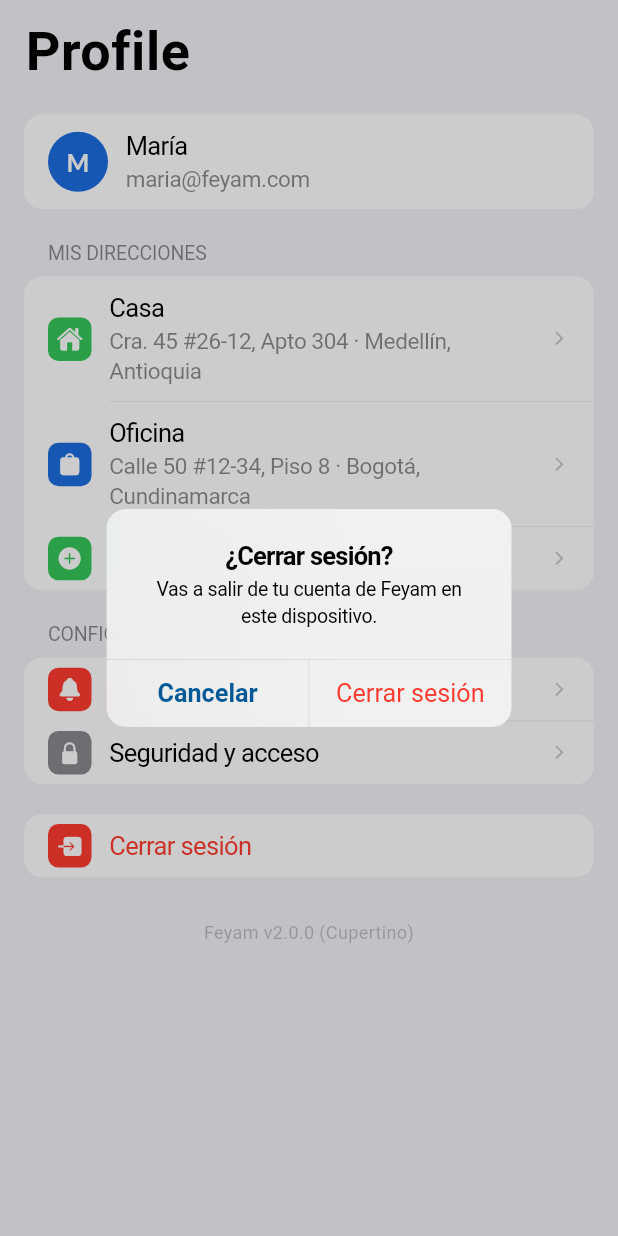
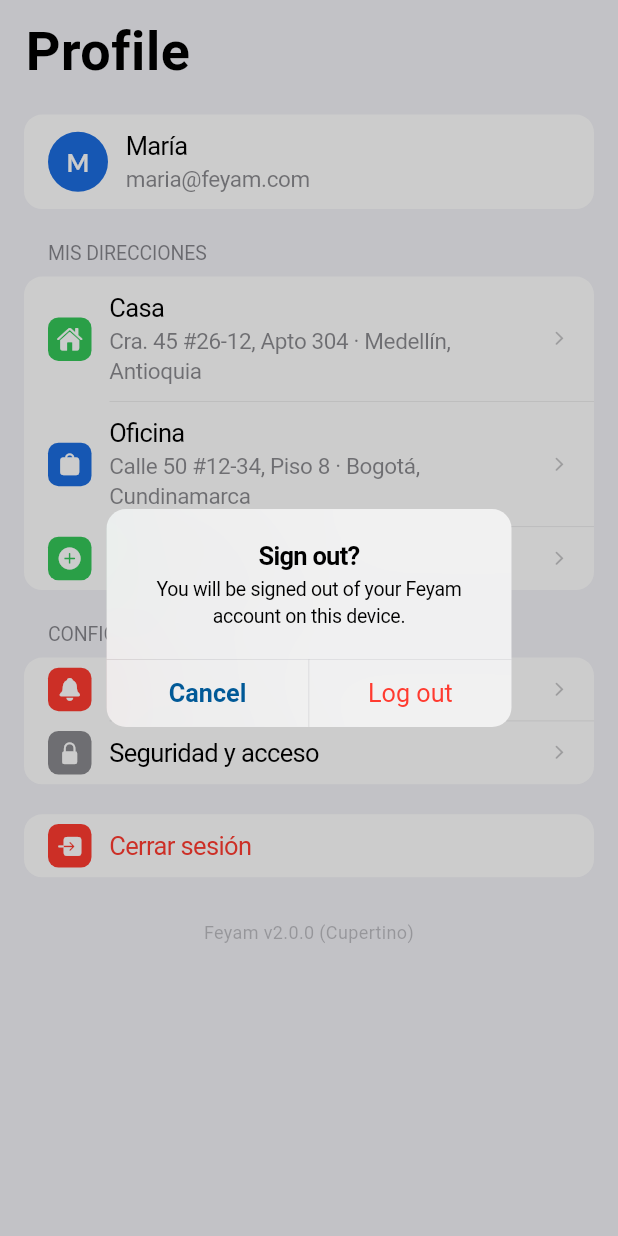
Before and after one commit to FeyamBackend/feyam_app, a Flutter app: the _CupertinoProfileContent widget shown alone on an empty page, opened directly, after a tap on "Cerrar sesión", on a phone screen of 412 x 824 dp. Run offline on Flutter 3.47's test engine with Material 3 defaults, Android fonts, the phone set to English and light mode, and no system bars; our stand-ins replace equatable, flutter_bloc, flutter_secure_storage, get_it, google_fonts; missing offline and left inert: flutter_appauth; accounts and stored records are empty.

Commit message:
feat> add logout

```diff
--- a/lib/features/profile/presentation/screens/profile_screen.dart
+++ b/lib/features/profile/presentation/screens/profile_screen.dart
@@ -1,10 +1,12 @@
 import 'package:feyam/core/widgets/adaptive/adaptive_widgets.dart';
 import 'package:feyam/core/widgets/cupertino/feyam_cupertino_kit.dart';
+import 'package:feyam/features/auth/presentation/bloc/auth_bloc.dart';
 import 'package:feyam/features/profile/presentation/screens/addresses_screen.dart';
 import 'package:feyam/features/profile/presentation/screens/payment_methods_screen.dart';
 import 'package:feyam/l10n/app_localizations.dart';
 import 'package:flutter/cupertino.dart';
 import 'package:flutter/material.dart';
+import 'package:flutter_bloc/flutter_bloc.dart';
 
 class ProfileScreen extends StatelessWidget {
   const ProfileScreen({super.key});
@@ -336,7 +338,7 @@ class _MaterialLogoutButton extends StatelessWidget {
     final colors = Theme.of(context).colorScheme;
 
     return OutlinedButton.icon(
-      onPressed: () {},
+      onPressed: () => context.read<AuthBloc>().add(SignOutPressed()),
       icon: Icon(Icons.logout_rounded, size: 18 * scale),
       label: Text(label),
       style: OutlinedButton.styleFrom(
@@ -388,21 +390,27 @@ class _CupertinoProfileContentState extends State<_CupertinoProfileContent> {
   }
 
   void _showLogoutDialog(BuildContext context) {
+    final l10n = AppLocalizations.of(context)!;
+    final bloc = context.read<AuthBloc>();
+
     showCupertinoDialog<void>(
       context: context,
       builder: (_) => CupertinoAlertDialog(
-        title: const Text('¿Cerrar sesión?'),
-        content: const Text('Vas a salir de tu cuenta de Feyam en este dispositivo.'),
+        title: Text(l10n.logoutTitle),
+        content: Text(l10n.logoutBody),
         actions: <CupertinoDialogAction>[
           CupertinoDialogAction(
             isDefaultAction: true,
             onPressed: () => Navigator.of(context).pop(),
-            child: const Text('Cancelar'),
+            child: Text(l10n.dialogCancel),
           ),
           CupertinoDialogAction(
             isDestructiveAction: true,
-            onPressed: () => Navigator.of(context).popUntil((r) => r.isFirst),
-            child: const Text('Cerrar sesión'),
+            onPressed: () {
+              Navigator.of(context).pop();
+              bloc.add(SignOutPressed());
+            },
+            child: Text(l10n.profileLogOut),
           ),
         ],
       ),
```
Also changed, not shown: lib/app/app.dart (+10 -6 lines), lib/features/auth/presentation/screens/login_screen.dart (+2 -8 lines), lib/features/main/presentation/screens/main_screen.dart (+18 -1 lines), pubspec.lock, 1 other file.
